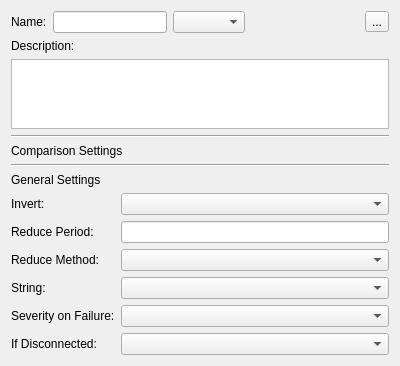
Qt form atef/ui/comp_view.ui (pcdshub/atef) before a commit.
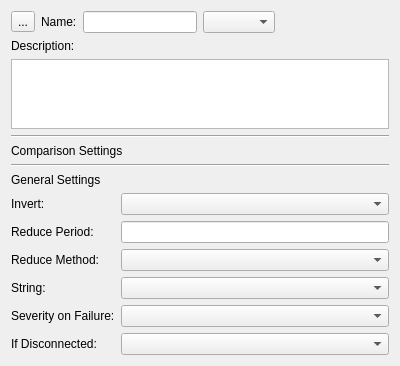
The same form after that commit.

Commit message: ENH: relocate and add tooltips to navigation buttons

What changed in the file:
```diff
--- a/atef/ui/comp_view.ui
+++ b/atef/ui/comp_view.ui
@@ -19,6 +19,13 @@
      <property name="topMargin">
       <number>0</number>
      </property>
+     <item>
+      <widget class="QToolButton" name="parent_button">
+       <property name="text">
+        <string>...</string>
+       </property>
+      </widget>
+     </item>
      <item>
       <widget class="QLabel" name="label">
        <property name="text">
@@ -45,13 +52,6 @@
        </property>
       </spacer>
      </item>
-     <item>
-      <widget class="QToolButton" name="parent_button">
-       <property name="text">
-        <string>...</string>
-       </property>
-      </widget>
-     </item>
     </layout>
    </item>
    <item>
```
The commit also changes 5 other files.
